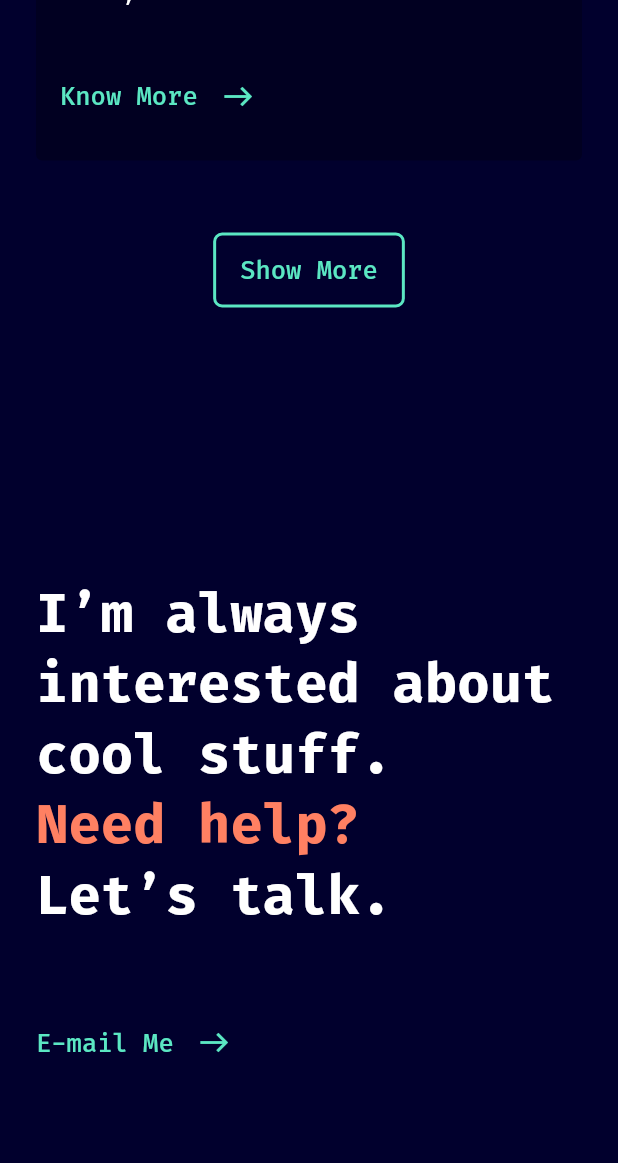
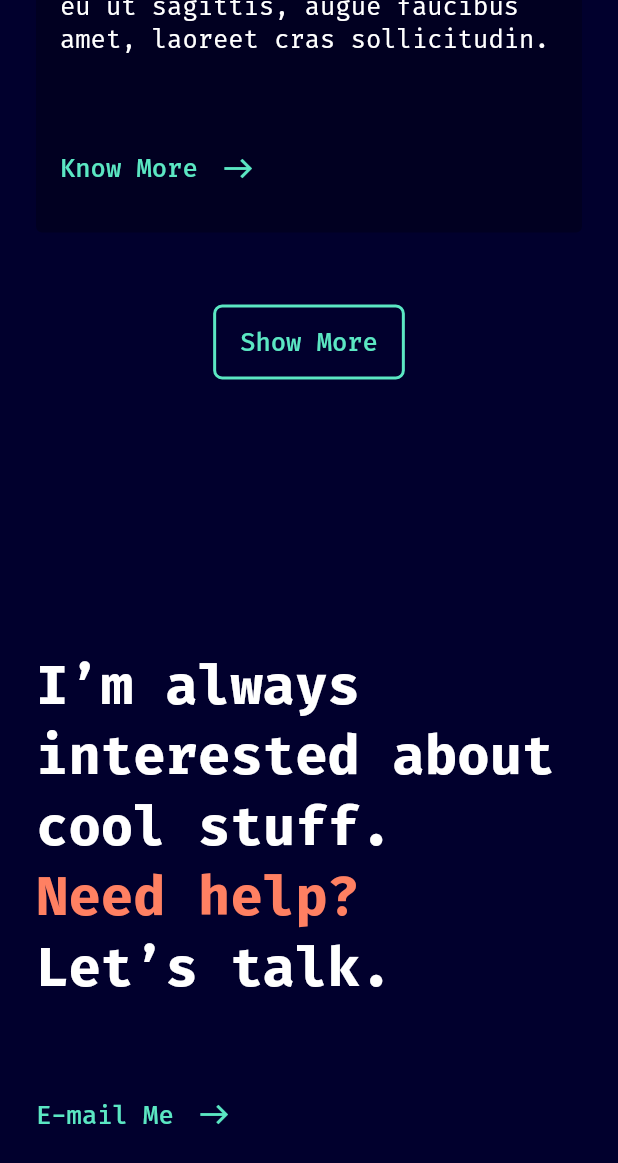
Before and after one commit to akhil-tj/Anton_1.0, a Flutter app: the screen it shows after launch, scrolled down 3456 dp, after a tap on "E-mail Me", on a phone screen of 412 x 824 dp. Shown: the top 1163 px of the screen. Run offline on Flutter 3.47's test engine with Material 2 defaults, Android fonts, the phone set to English and light mode, and no system bars; our stand-ins replace responsive_builder.

Commit message:
updated padding via custom widget

```diff
--- a/lib/Components/AboutMe/aboutme_mobile.dart
+++ b/lib/Components/AboutMe/aboutme_mobile.dart
@@ -1,6 +1,7 @@
 import 'package:anton_1_0/Style/MobileStyles/text_mobile.dart';
 import 'package:anton_1_0/Style/color.dart';
 import 'package:anton_1_0/Style/text.dart';
+import 'package:anton_1_0/Widgets/inner_hyperlink.dart';
 import 'package:flutter/material.dart';
 
 class AboutmeMobile extends StatelessWidget {
@@ -47,26 +48,7 @@
             'I\'m a team palyer who likes to socialise & engage in community activities.',
             style: bodyMobiletxt1,
           ),
-          SizedBox(
-            height: 64,
-          ),
-          Row(
-            crossAxisAlignment: CrossAxisAlignment.start,
-            children: [
-              Text(
-                'Know More',
-                style: navbarTabletBtnTxt,
-              ),
-              SizedBox(
-                width: 16,
-              ),
-              Icon(
-                Icons.east,
-                color: greenColor,
-                size: 22,
-              ),
-            ],
-          ),
+          InnerHyperlink(innerHyperlinkText: 'More About Me'),
         ],
       ),
     );
--- a/lib/Components/Ending/ending_mobile.dart
+++ b/lib/Components/Ending/ending_mobile.dart
@@ -1,6 +1,7 @@
 import 'package:anton_1_0/Style/MobileStyles/text_mobile.dart';
 import 'package:anton_1_0/Style/color.dart';
 import 'package:anton_1_0/Style/text.dart';
+import 'package:anton_1_0/Widgets/inner_hyperlink.dart';
 import 'package:flutter/material.dart';
 import 'package:url_launcher/url_launcher.dart';
 
@@ -29,9 +30,6 @@
             'Let’s talk.',
             style: landingMobileTxt1,
           ),
-          SizedBox(
-            height: 64,
-          ),
           ContactViaMail(),
         ],
       ),
@@ -55,23 +53,7 @@
           throw 'Could not launch ${_emailLaunchUri.toString()}';
         }
       },
-      child: Row(
-        crossAxisAlignment: CrossAxisAlignment.start,
-        children: [
-          Text(
-            'E-mail Me',
-            style: navbarTabletBtnTxt,
-          ),
-          SizedBox(
-            width: 16,
-          ),
-          Icon(
-            Icons.east,
-            color: greenColor,
-            size: 22,
-          ),
-        ],
-      ),
+      child: InnerHyperlink(innerHyperlinkText: 'E-mail Me'),
     );
   }
 }
--- a/lib/Components/Landing/landing_mobile.dart
+++ b/lib/Components/Landing/landing_mobile.dart
@@ -6,6 +6,7 @@
 import 'package:anton_1_0/Style/MobileStyles/text_mobile.dart';
 import 'package:anton_1_0/Style/color.dart';
 import 'package:anton_1_0/Style/text.dart';
+import 'package:anton_1_0/Widgets/inner_hyperlink.dart';
 import 'package:flutter/material.dart';
 
 class LandingMobile extends StatelessWidget {
@@ -51,26 +52,7 @@
             'internet.',
             style: landingMobileTxt1,
           ),
-          SizedBox(
-            height: 64,
-          ),
-          Row(
-            crossAxisAlignment: CrossAxisAlignment.start,
-            children: [
-              Text(
-                'About Me',
-                style: navbarTabletBtnTxt,
-              ),
-              SizedBox(
-                width: 16,
-              ),
-              Icon(
-                Icons.east,
-                color: greenColor,
-                size: 22,
-              ),
-            ],
-          ),
+          InnerHyperlink(innerHyperlinkText: 'About Me'),
           AboutmeMobile(),
           NewMoreAboutMeMobile(),
           WorksMobile(),
--- a/lib/Components/MoreAboutMe/new_list_skills.dart
+++ b/lib/Components/MoreAboutMe/new_list_skills.dart
@@ -1,6 +1,7 @@
 import 'package:anton_1_0/Components/MoreAboutMe/rating_skill.dart';
 import 'package:anton_1_0/Style/color.dart';
 import 'package:anton_1_0/Style/text.dart';
+import 'package:anton_1_0/Widgets/inner_hyperlink.dart';
 import 'package:flutter/material.dart';
 
 class NewListSkills extends StatelessWidget {
@@ -19,26 +20,7 @@
         RatingSkill('Flutter', '50%', 1),
         SizedBox(height: 16),
         RatingSkill('UI/UX Designing', '80%', 5),
-        SizedBox(
-          height: 64,
-        ),
-        Row(
-          crossAxisAlignment: CrossAxisAlignment.start,
-          children: [
-            Text(
-              'Works',
-              style: navbarTabletBtnTxt,
-            ),
-            SizedBox(
-              width: 16,
-            ),
-            Icon(
-              Icons.east,
-              color: greenColor,
-              size: 22,
-            ),
-          ],
-        ),
+        InnerHyperlink(innerHyperlinkText: 'Works'),
       ],
     );
   }
--- a/lib/Components/Works/work_card.dart
+++ b/lib/Components/Works/work_card.dart
@@ -1,13 +1,15 @@
 import 'package:anton_1_0/Style/MobileStyles/text_mobile.dart';
 import 'package:anton_1_0/Style/color.dart';
 import 'package:anton_1_0/Style/text.dart';
+import 'package:anton_1_0/Widgets/inner_hyperlink.dart';
 import 'package:flutter/material.dart';
 
 // ignore: must_be_immutable
 class WorkCard extends StatelessWidget {
   String imagePath;
   String workcardbody;
-  WorkCard({this.imagePath = 'images/Rectangle 16.jpg', this.workcardbody = ''});
+  WorkCard(
+      {this.imagePath = 'images/Rectangle 16.jpg', this.workcardbody = ''});
   @override
   Widget build(BuildContext context) {
     return Column(
@@ -48,24 +50,8 @@
                 workcardbody,
                 style: bodyMobiletxt1,
               ),
-              SizedBox(height: 48),
-              Row(
-                crossAxisAlignment: CrossAxisAlignment.start,
-                children: [
-                  Text(
-                    'Know More',
-                    style: navbarTabletBtnTxt,
-                  ),
-                  SizedBox(
-                    width: 16,
-                  ),
-                  Icon(
-                    Icons.east,
-                    color: greenColor,
-                    size: 22,
-                  ),
-                ],
-              ),
+              //SizedBox(height: 48),
+              InnerHyperlink(innerHyperlinkText: 'Know More'),
             ],
           ),
         ),
--- /dev/null
+++ b/lib/Widgets/inner_hyperlink.dart
@@ -0,0 +1,34 @@
+import 'package:anton_1_0/Style/color.dart';
+import 'package:anton_1_0/Style/text.dart';
+import 'package:flutter/material.dart';
+
+// ignore: must_be_immutable
+class InnerHyperlink extends StatelessWidget {
+  String innerHyperlinkText;
+  static const double innerHyperlinkPadding = 64.0;
+  InnerHyperlink({required this.innerHyperlinkText});
+
+  @override
+  Widget build(BuildContext context) {
+    return Padding(
+      padding: const EdgeInsets.only(top: innerHyperlinkPadding),
+      child: Row(
+        crossAxisAlignment: CrossAxisAlignment.start,
+        children: [
+          Text(
+            innerHyperlinkText,
+            style: navbarTabletBtnTxt,
+          ),
+          SizedBox(
+            width: 16,
+          ),
+          Icon(
+            Icons.east,
+            color: greenColor,
+            size: 22,
+          ),
+        ],
+      ),
+    );
+  }
+}
```
